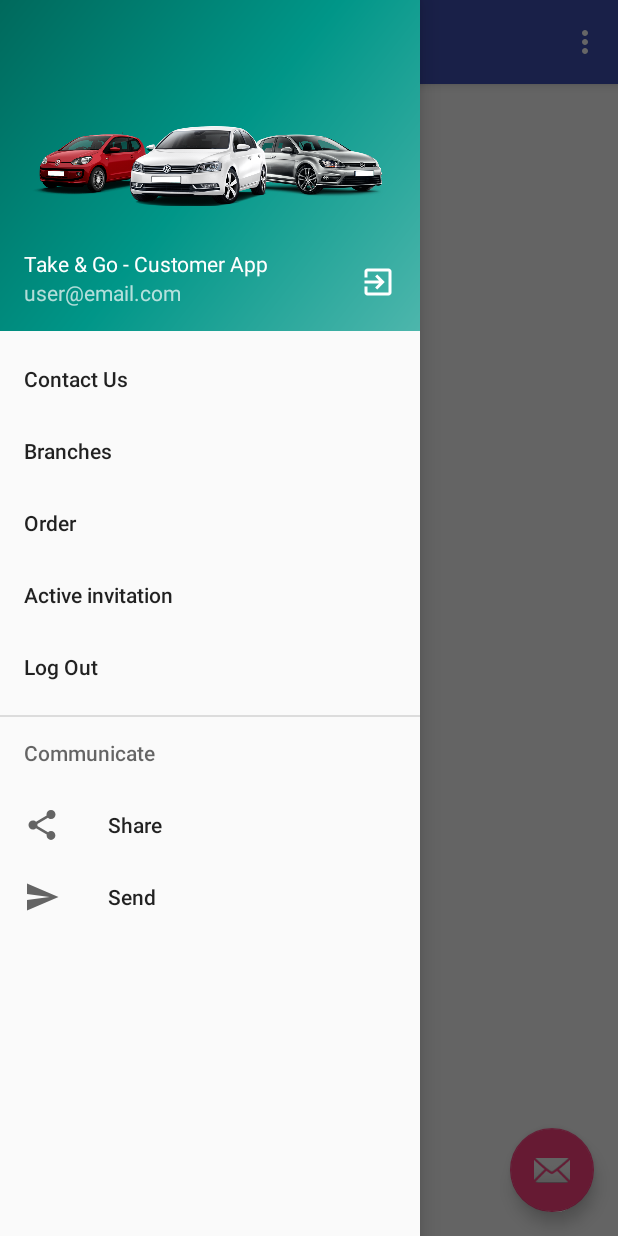
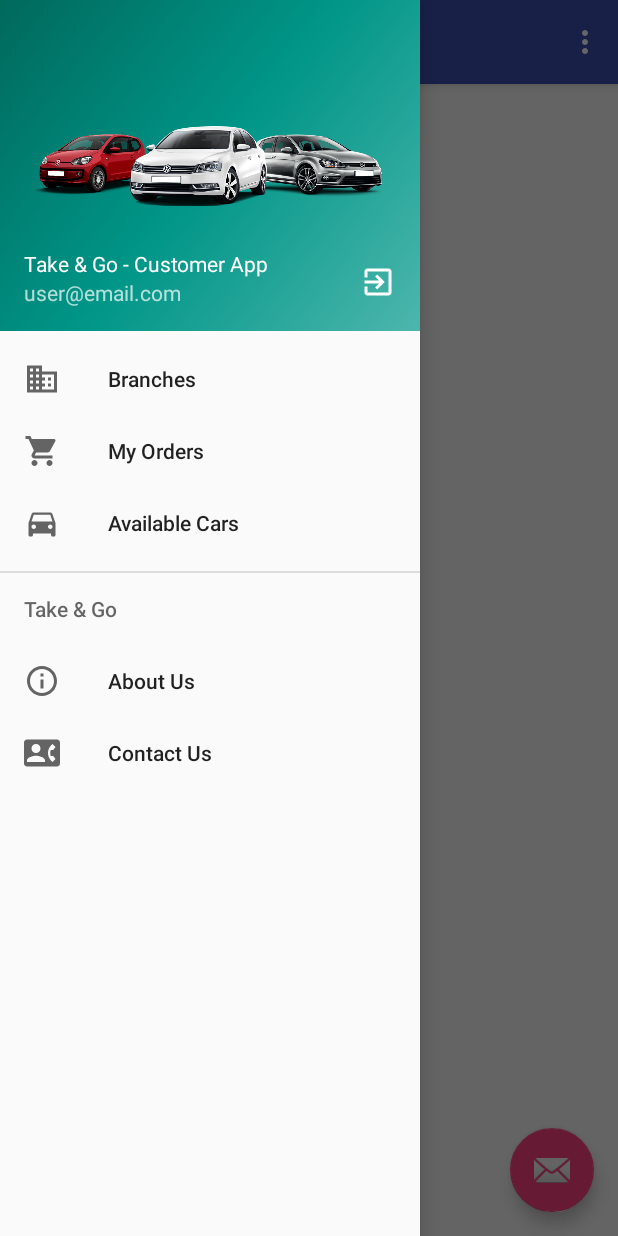
Before and after one commit to Chizkiyahu/TakeAndGo2, an Android app: the MainActivity screen opened directly, with no data from a screen before it, with the side drawer open, on a phone screen of 412 x 824 dp. Run offline under Robolectric (Android 15) with nearby library versions, the phone set to English and light mode, and no system bars.

Commit message:
updated navigation drawer items

```diff
--- /dev/null
+++ b/app/src/main/res/drawable/ic_branches_black_24dp.xml
@@ -0,0 +1,9 @@
+<vector xmlns:android="http://schemas.android.com/apk/res/android"
+        android:width="24dp"
+        android:height="24dp"
+        android:viewportWidth="24.0"
+        android:viewportHeight="24.0">
+    <path
+        android:fillColor="#FF000000"
+        android:pathData="M12,7L12,3L2,3v18h20L22,7L12,7zM6,19L4,19v-2h2v2zM6,15L4,15v-2h2v2zM6,11L4,11L4,9h2v2zM6,7L4,7L4,5h2v2zM10,19L8,19v-2h2v2zM10,15L8,15v-2h2v2zM10,11L8,11L8,9h2v2zM10,7L8,7L8,5h2v2zM20,19h-8v-2h2v-2h-2v-2h2v-2h-2L12,9h8v10zM18,11h-2v2h2v-2zM18,15h-2v2h2v-2z"/>
+</vector>
--- /dev/null
+++ b/app/src/main/res/drawable/ic_car_black_24dp.xml
@@ -0,0 +1,9 @@
+<vector xmlns:android="http://schemas.android.com/apk/res/android"
+        android:width="24dp"
+        android:height="24dp"
+        android:viewportWidth="24.0"
+        android:viewportHeight="24.0">
+    <path
+        android:fillColor="#FF000000"
+        android:pathData="M18.92,6.01C18.72,5.42 18.16,5 17.5,5h-11c-0.66,0 -1.21,0.42 -1.42,1.01L3,12v8c0,0.55 0.45,1 1,1h1c0.55,0 1,-0.45 1,-1v-1h12v1c0,0.55 0.45,1 1,1h1c0.55,0 1,-0.45 1,-1v-8l-2.08,-5.99zM6.5,16c-0.83,0 -1.5,-0.67 -1.5,-1.5S5.67,13 6.5,13s1.5,0.67 1.5,1.5S7.33,16 6.5,16zM17.5,16c-0.83,0 -1.5,-0.67 -1.5,-1.5s0.67,-1.5 1.5,-1.5 1.5,0.67 1.5,1.5 -0.67,1.5 -1.5,1.5zM5,11l1.5,-4.5h11L19,11L5,11z"/>
+</vector>
--- /dev/null
+++ b/app/src/main/res/drawable/ic_contact_phone_black_24dp.xml
@@ -0,0 +1,9 @@
+<vector xmlns:android="http://schemas.android.com/apk/res/android"
+        android:width="24dp"
+        android:height="24dp"
+        android:viewportWidth="24.0"
+        android:viewportHeight="24.0">
+    <path
+        android:fillColor="#FF000000"
+        android:pathData="M22,3L2,3C0.9,3 0,3.9 0,5v14c0,1.1 0.9,2 2,2h20c1.1,0 1.99,-0.9 1.99,-2L24,5c0,-1.1 -0.9,-2 -2,-2zM8,6c1.66,0 3,1.34 3,3s-1.34,3 -3,3 -3,-1.34 -3,-3 1.34,-3 3,-3zM14,18L2,18v-1c0,-2 4,-3.1 6,-3.1s6,1.1 6,3.1v1zM17.85,14h1.64L21,16l-1.99,1.99c-1.31,-0.98 -2.28,-2.38 -2.73,-3.99 -0.18,-0.64 -0.28,-1.31 -0.28,-2s0.1,-1.36 0.28,-2c0.45,-1.62 1.42,-3.01 2.73,-3.99L21,8l-1.51,2h-1.64c-0.22,0.63 -0.35,1.3 -0.35,2s0.13,1.37 0.35,2z"/>
+</vector>
--- /dev/null
+++ b/app/src/main/res/drawable/ic_info_outline_black_24dp.xml
@@ -0,0 +1,9 @@
+<vector xmlns:android="http://schemas.android.com/apk/res/android"
+        android:width="24dp"
+        android:height="24dp"
+        android:viewportWidth="24.0"
+        android:viewportHeight="24.0">
+    <path
+        android:fillColor="#FF000000"
+        android:pathData="M11,17h2v-6h-2v6zM12,2C6.48,2 2,6.48 2,12s4.48,10 10,10 10,-4.48 10,-10S17.52,2 12,2zM12,20c-4.41,0 -8,-3.59 -8,-8s3.59,-8 8,-8 8,3.59 8,8 -3.59,8 -8,8zM11,9h2L13,7h-2v2z"/>
+</vector>
--- a/app/src/main/res/drawable/ic_menu_send.xml
+++ /dev/null
@@ -1,9 +0,0 @@
-<vector xmlns:android="http://schemas.android.com/apk/res/android"
-    android:width="24dp"
-    android:height="24dp"
-    android:viewportHeight="24.0"
-    android:viewportWidth="24.0">
-    <path
-        android:fillColor="#FF000000"
-        android:pathData="M2.01,21L23,12 2.01,3 2,10l15,2 -15,2z" />
-</vector>
--- a/app/src/main/res/drawable/ic_menu_share.xml
+++ /dev/null
@@ -1,9 +0,0 @@
-<vector xmlns:android="http://schemas.android.com/apk/res/android"
-    android:width="24dp"
-    android:height="24dp"
-    android:viewportHeight="24.0"
-    android:viewportWidth="24.0">
-    <path
-        android:fillColor="#FF000000"
-        android:pathData="M18,16.08c-0.76,0 -1.44,0.3 -1.96,0.77L8.91,12.7c0.05,-0.23 0.09,-0.46 0.09,-0.7s-0.04,-0.47 -0.09,-0.7l7.05,-4.11c0.54,0.5 1.25,0.81 2.04,0.81 1.66,0 3,-1.34 3,-3s-1.34,-3 -3,-3 -3,1.34 -3,3c0,0.24 0.04,0.47 0.09,0.7L8.04,9.81C7.5,9.31 6.79,9 6,9c-1.66,0 -3,1.34 -3,3s1.34,3 3,3c0.79,0 1.5,-0.31 2.04,-0.81l7.12,4.16c-0.05,0.21 -0.08,0.43 -0.08,0.65 0,1.61 1.31,2.92 2.92,2.92 1.61,0 2.92,-1.31 2.92,-2.92s-1.31,-2.92 -2.92,-2.92z" />
-</vector>
--- /dev/null
+++ b/app/src/main/res/drawable/ic_orders_black_24dp.xml
@@ -0,0 +1,9 @@
+<vector xmlns:android="http://schemas.android.com/apk/res/android"
+        android:width="24dp"
+        android:height="24dp"
+        android:viewportWidth="24.0"
+        android:viewportHeight="24.0">
+    <path
+        android:fillColor="#FF000000"
+        android:pathData="M7,18c-1.1,0 -1.99,0.9 -1.99,2S5.9,22 7,22s2,-0.9 2,-2 -0.9,-2 -2,-2zM1,2v2h2l3.6,7.59 -1.35,2.45c-0.16,0.28 -0.25,0.61 -0.25,0.96 0,1.1 0.9,2 2,2h12v-2L7.42,15c-0.14,0 -0.25,-0.11 -0.25,-0.25l0.03,-0.12 0.9,-1.63h7.45c0.75,0 1.41,-0.41 1.75,-1.03l3.58,-6.49c0.08,-0.14 0.12,-0.31 0.12,-0.48 0,-0.55 -0.45,-1 -1,-1L5.21,4l-0.94,-2L1,2zM17,18c-1.1,0 -1.99,0.9 -1.99,2s0.89,2 1.99,2 2,-0.9 2,-2 -0.9,-2 -2,-2z"/>
+</vector>
--- a/app/src/main/res/menu/activity_main_drawer.xml
+++ b/app/src/main/res/menu/activity_main_drawer.xml
@@ -6,33 +6,31 @@
     <group android:checkableBehavior="single">
 
         <item
-            android:id="@+id/contact_us"
-            android:title="@string/contact_us" />
-
-        <item
             android:id="@+id/branches"
+            android:icon="@drawable/ic_branches_black_24dp"
             android:title="@string/branches" />
         <item
-            android:id="@+id/order"
-            android:title="Order" />
+            android:id="@+id/my_orders"
+            android:icon="@drawable/ic_orders_black_24dp"
+            android:title="My Orders" />
         <item
-            android:id="@+id/active_invitation"
-            android:title="@string/active_invitation" />
-        <item
-            android:id="@+id/log_out"
-            android:title="Log Out" />
+            android:id="@+id/available_cars"
+            android:icon="@drawable/ic_car_black_24dp"
+            android:title="Available Cars" />
     </group>
 
-    <item android:title="Communicate">
+    <item android:title="Take &amp; Go">
         <menu>
+            <group android:checkableBehavior="single">
             <item
-                android:id="@+id/nav_share"
-                android:icon="@drawable/ic_menu_share"
-                android:title="Share" />
+                android:id="@+id/about_us"
+                android:icon="@drawable/ic_info_outline_black_24dp"
+                android:title="About Us" />
             <item
-                android:id="@+id/nav_send"
-                android:icon="@drawable/ic_menu_send"
-                android:title="Send" />
+                android:id="@+id/contact_us"
+                android:icon="@drawable/ic_contact_phone_black_24dp"
+                android:title="Contact Us" />
+            </group>
         </menu>
     </item>
 
```
Also changed, not shown: app/src/main/java/com/example/chizkiyahuandchaskyh/takeandgo2/controller/MainActivity.java (+13 -12 lines), app/src/main/res/drawable/ic_menu_camera.xml (deleted, +0 -12 lines), app/src/main/res/drawable/ic_menu_gallery.xml (deleted, +0 -9 lines), app/src/main/res/drawable/ic_menu_manage.xml (deleted, +0 -9 lines), app/src/main/res/drawable/ic_menu_slideshow.xml (deleted, +0 -9 lines).
